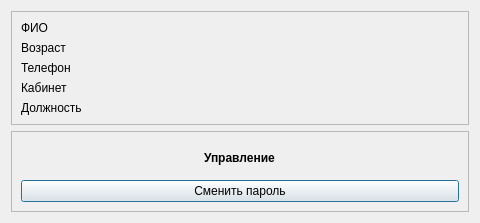
Before: the Qt Designer form src/apps/doctorPanel/doctorpanel.ui in Liorkinn/RPC-system, drawn with Qt 5.
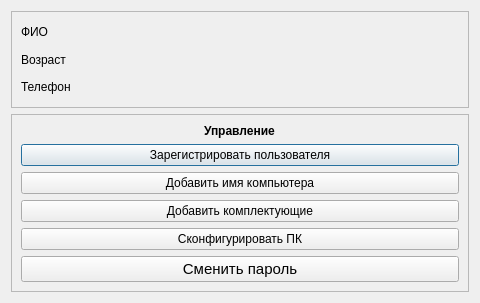
After: the same form once the commit is applied.

What changed in the file:
```diff
--- a/src/apps/doctorPanel/doctorpanel.ui
+++ b/src/apps/doctorPanel/doctorpanel.ui
@@ -7,7 +7,7 @@
     <x>0</x>
     <y>0</y>
     <width>480</width>
-    <height>223</height>
+    <height>303</height>
    </rect>
   </property>
   <property name="windowTitle">
@@ -46,20 +46,6 @@
           </property>
          </widget>
         </item>
-        <item>
-         <widget class="QLabel" name="label_cabinet">
-          <property name="text">
-           <string>Кабинет</string>
-          </property>
-         </widget>
-        </item>
-        <item>
-         <widget class="QLabel" name="label_post">
-          <property name="text">
-           <string>Должность</string>
-          </property>
-         </widget>
-        </item>
        </layout>
       </item>
      </layout>
@@ -89,11 +75,39 @@
       </item>
       <item>
        <layout class="QVBoxLayout" name="verticalLayout_3">
+        <item>
+         <widget class="QPushButton" name="button_registrationUser">
+          <property name="text">
+           <string>Зарегистрировать пользователя</string>
+          </property>
+         </widget>
+        </item>
+        <item>
+         <widget class="QPushButton" name="button_addComputerName">
+          <property name="text">
+           <string>Добавить имя компьютера</string>
+          </property>
+         </widget>
+        </item>
+        <item>
+         <widget class="QPushButton" name="button_addComponents">
+          <property name="text">
+           <string>Добавить комплектующие</string>
+          </property>
+         </widget>
+        </item>
+        <item>
+         <widget class="QPushButton" name="button_configureComputer">
+          <property name="text">
+           <string>Сконфигурировать ПК</string>
+          </property>
+         </widget>
+        </item>
         <item>
          <widget class="QPushButton" name="button_changePassword">
           <property name="font">
            <font>
-            <pointsize>9</pointsize>
+            <pointsize>11</pointsize>
            </font>
           </property>
           <property name="text">
```
